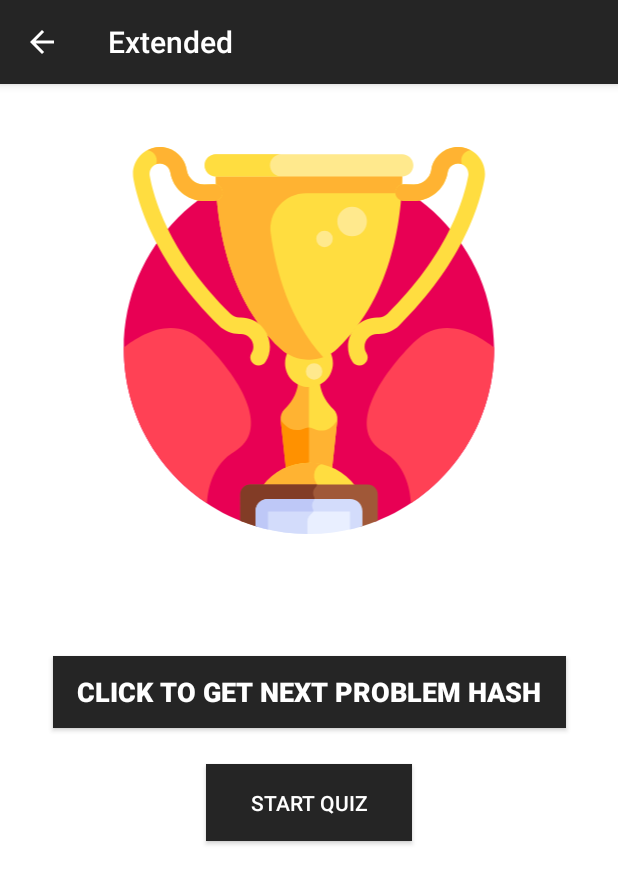
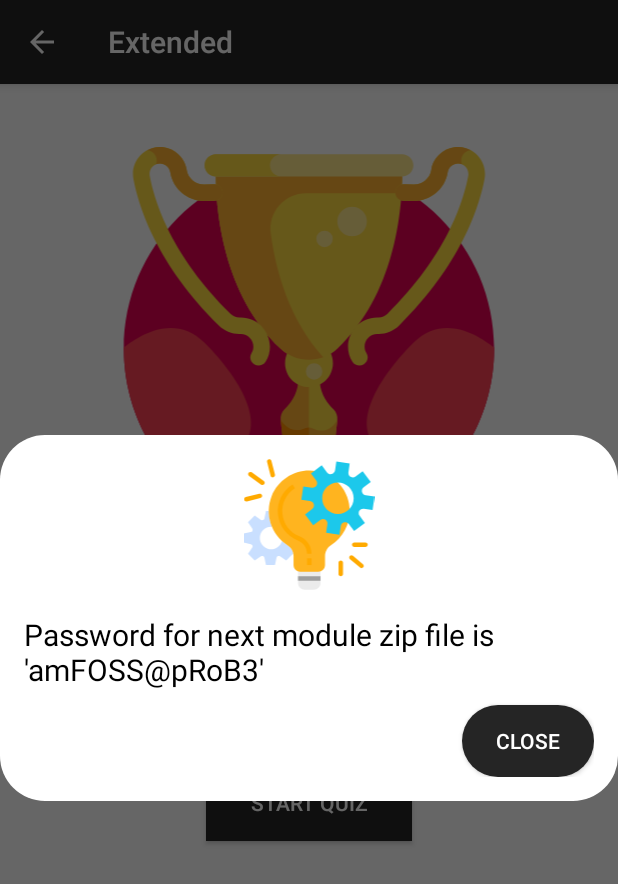
Before and after one commit to iamsh4shank/error-box, an Android app: the fragment GameWonFragment placed in its activity, after a tap on "CLICK TO GET NEXT PROBLEM HASH", on a phone screen of 412 x 824 dp. Shown: the top 884 px of the screen. Run offline under Robolectric (Android 15) with nearby library versions, the phone set to English and light mode, and no system bars; our stand-ins replace data binding.

Commit message:
final_modification

```diff
--- a/app/src/main/java/com/example/errorbox/SettingsActivity.java
+++ b/app/src/main/java/com/example/errorbox/SettingsActivity.java
@@ -35,7 +35,7 @@ public class SettingsActivity extends AppCompatActivity {
             SwitchPreference switch3 = findPreference("depends");
 
             //TODO
-            //Need to use the sam order or comment all the conditions insode if block and just take out line number 41-46
+            //Need to use the same order or comment all the conditions insode if block and just take out line number 41-46
             //also change the dependence links through xml file
             if (switch1.isChecked() && switch2.isChecked()) {
                 if (!switch3.isChecked()) {
@@ -53,7 +53,7 @@ public class SettingsActivity extends AppCompatActivity {
                 myPref.setOnPreferenceClickListener(new Preference.OnPreferenceClickListener() {
                     public boolean onPreferenceClick(Preference preference) {
                         HintAFragment hintAFragment = new HintAFragment(getContext(), getActivity());
-                        hintAFragment.init("Make correct combination of switches to unlock this. Look SettingsActivity to understand how to mechanism works.");
+                        hintAFragment.init("Make a correct combination of switches to unlock this. Look SettingsActivity to understand how mechanism works.");
                         return true;
                     }
                 });
--- a/app/src/main/java/com/example/errorbox/ui/GameWonFragment.kt
+++ b/app/src/main/java/com/example/errorbox/ui/GameWonFragment.kt
@@ -8,6 +8,7 @@ import androidx.databinding.DataBindingUtil
 import androidx.fragment.app.Fragment
 import com.example.errorbox.R
 import com.example.errorbox.databinding.FragmentGameWonBinding
+import com.example.errorbox.hints.HintAFragment
 
 class GameWonFragment : Fragment() {
     override fun onCreateView(inflater: LayoutInflater, container: ViewGroup?,
@@ -16,13 +17,8 @@ class GameWonFragment : Fragment() {
         val binding: FragmentGameWonBinding = DataBindingUtil.inflate(
                 inflater, R.layout.fragment_game_won, container, false)
         binding.nextMatchButton.setOnClickListener{view: View->
-            val nextFrag = GameFragment()
-            //TODO
-            //Here app will crash use requireActivity() instead of activity and add .commit in last
-            activity.supportFragmentManager.beginTransaction()
-                    .replace(R.id.container, nextFrag, "findThisFragment")
-                    .addToBackStack(null)
-                    //.commit()
+            val hintAFragment = HintAFragment(context, activity)
+            hintAFragment.init("Password for next module zip file is 'amFOSS@pRoB3'")
         }
         return binding.root
     }
--- a/app/src/main/java/com/example/errorbox/ui/gallery/QuizFragment.java
+++ b/app/src/main/java/com/example/errorbox/ui/gallery/QuizFragment.java
@@ -20,7 +20,8 @@ import com.google.android.material.textfield.TextInputEditText;
 public class QuizFragment extends Fragment {
 
     private QuizViewModel quizViewModel;
-    View root;
+    //initialize root here
+    //View root;
 
     TextInputEditText username;
     TextInputEditText pwd;
--- a/app/src/main/java/com/example/errorbox/utils/Constants.java
+++ b/app/src/main/java/com/example/errorbox/utils/Constants.java
@@ -2,7 +2,7 @@ package com.example.errorbox.utils;
 
 public class Constants {
 
-    public static final String username = "hello";
-    public static final String password = "hello";
+    public static final String username = "uname@$^!$@";
+    public static final String password = "pwd9823&E%#";
 
 }
```
Also changed, not shown: app/gradle/wrapper/gradle-wrapper.properties (added), 3 other files.
